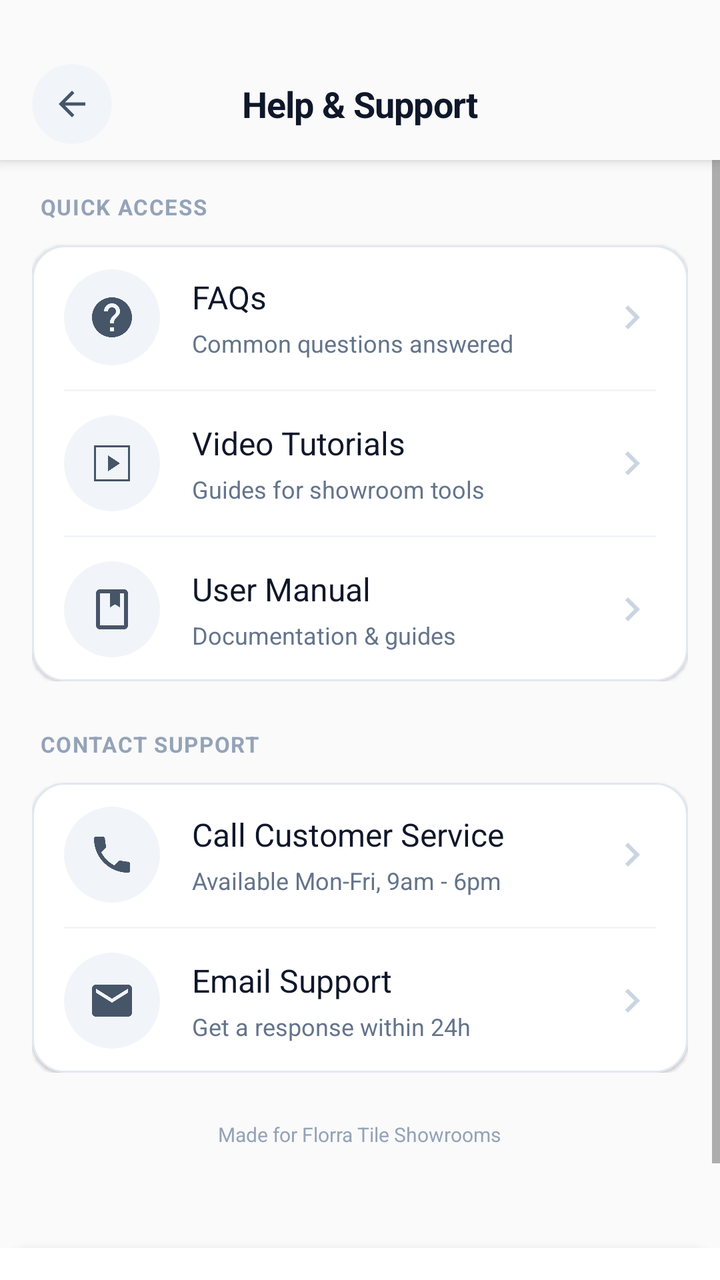
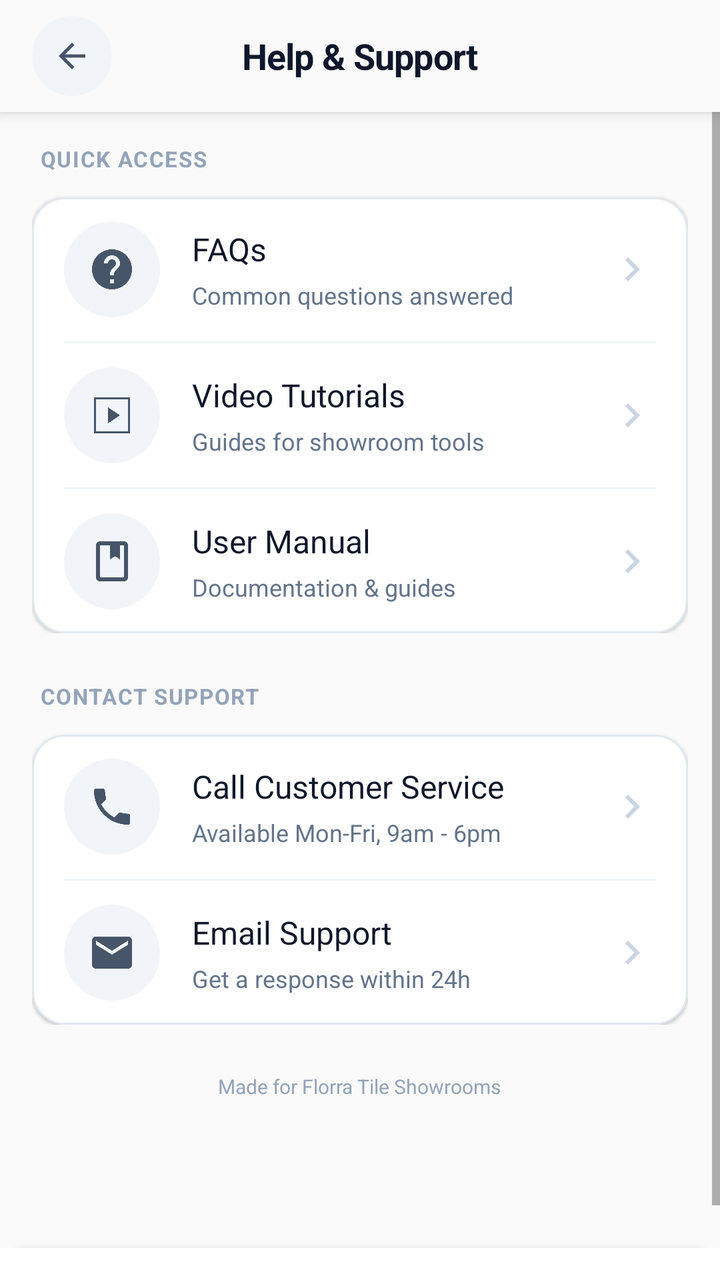

An Android layout rendered at two revisions. The XML below is the earlier revision; the diff shows what the commit changed to produce the second picture.
<!-- AndroidManifest.xml: application theme Theme.Florra -->
<!-- res/layout/activity_help_support.xml -->
<?xml version="1.0" encoding="utf-8"?>
<RelativeLayout xmlns:android="http://schemas.android.com/apk/res/android"
    xmlns:app="http://schemas.android.com/apk/res-auto"
    android:layout_width="match_parent"
    android:layout_height="match_parent"
    android:background="@color/calc_gray_50"
    android:fitsSystemWindows="true">

    
    <LinearLayout
        android:id="@+id/header"
        android:layout_width="match_parent"
        android:layout_height="wrap_content"
        android:orientation="vertical"
        android:background="@color/calc_gray_50"
        android:elevation="4dp">

        
        <View
            android:layout_width="match_parent"
            android:layout_height="24dp"
            android:background="@color/calc_gray_50" />

        
        <RelativeLayout
            android:layout_width="match_parent"
            android:layout_height="56dp"
            android:paddingHorizontal="16dp"
            android:background="@color/calc_gray_50"
            android:gravity="center_vertical">

            
            <RelativeLayout
                android:id="@+id/btnBack"
                android:layout_width="40dp"
                android:layout_height="40dp"
                android:layout_centerVertical="true"
                android:background="@drawable/bg_icon_circle_grey"
                android:clickable="true"
                android:focusable="true">

                <ImageView
                    android:layout_width="20dp"
                    android:layout_height="20dp"
                    android:src="@drawable/ic_arrow_back"
                    android:tint="@color/slate_600"
                    android:layout_centerInParent="true" />
            </RelativeLayout>

            
            <TextView
                android:layout_width="wrap_content"
                android:layout_height="wrap_content"
                android:text="Help &amp; Support"
                android:textColor="@color/slate_900"
                android:textSize="18sp"
                android:textStyle="bold"
                android:letterSpacing="-0.015"
                android:layout_centerInParent="true" />

        </RelativeLayout>
    </LinearLayout>

    
    <ScrollView
        android:layout_width="match_parent"
        android:layout_height="match_parent"
        android:layout_below="@id/header"
        android:layout_above="@+id/bottomNav"
        android:fillViewport="true">

        <LinearLayout
            android:layout_width="match_parent"
            android:layout_height="wrap_content"
            android:orientation="vertical"
            android:padding="16dp">

            

            
            <LinearLayout
                android:layout_width="match_parent"
                android:layout_height="wrap_content"
                android:orientation="vertical"
                android:layout_marginBottom="24dp">

                
                <TextView
                    android:layout_width="wrap_content"
                    android:layout_height="wrap_content"
                    android:text="QUICK ACCESS"
                    android:textColor="@color/slate_400"
                    android:textSize="11sp"
                    android:textStyle="bold"
                    android:letterSpacing="0.05"
                    android:layout_marginBottom="12dp"
                    android:layout_marginLeft="4dp" />

                
                <LinearLayout
                    android:layout_width="match_parent"
                    android:layout_height="wrap_content"
                    android:orientation="vertical"
                    android:background="@drawable/bg_settings_card"
                    android:elevation="1dp">

                    
                    <RelativeLayout
                        android:id="@+id/btnFaqs"
                        android:layout_width="match_parent"
                        android:layout_height="72dp"
                        android:background="?android:attr/selectableItemBackground"
                        android:clickable="true"
                        android:focusable="true">

                        <LinearLayout
                            android:layout_width="match_parent"
                            android:layout_height="match_parent"
                            android:orientation="horizontal"
                            android:paddingHorizontal="16dp"
                            android:gravity="center_vertical">

                            
                            <RelativeLayout
                                android:layout_width="48dp"
                                android:layout_height="48dp"
                                android:background="@drawable/bg_icon_circle_help"
                                android:layout_marginEnd="16dp">

                                <ImageView
                                    android:layout_width="24dp"
                                    android:layout_height="24dp"
                                    android:src="@drawable/ic_help_center"
                                    android:tint="@color/slate_600"
                                    android:layout_centerInParent="true" />
                            </RelativeLayout>

                            
                            <LinearLayout
                                android:layout_width="0dp"
                                android:layout_height="wrap_content"
                                android:layout_weight="1"
                                android:orientation="vertical">

                                <TextView
                                    android:layout_width="wrap_content"
                                    android:layout_height="wrap_content"
                                    android:text="FAQs"
                                    android:textColor="@color/slate_900"
                                    android:textSize="16sp"
                                    android:textStyle="normal" />

                                <TextView
                                    android:layout_width="wrap_content"
                                    android:layout_height="wrap_content"
                                    android:text="Common questions answered"
                                    android:textColor="@color/slate_500"
                                    android:textSize="12sp"
                                    android:layout_marginTop="4dp" />
                            </LinearLayout>

                            
                            <ImageView
                                android:layout_width="24dp"
                                android:layout_height="24dp"
                                android:src="@drawable/ic_chevron_right"
                                android:tint="@color/slate_300" />
                        </LinearLayout>
                    </RelativeLayout>

                    
                    <View
                        android:layout_width="match_parent"
                        android:layout_height="1dp"
                        android:background="@color/slate_100"
                        android:layout_marginHorizontal="16dp" />

                    
                    <RelativeLayout
                        android:id="@+id/btnVideoTutorials"
                        android:layout_width="match_parent"
                        android:layout_height="72dp"
                        android:background="?android:attr/selectableItemBackground"
                        android:clickable="true"
                        android:focusable="true">

                        <LinearLayout
                            android:layout_width="match_parent"
                            android:layout_height="match_parent"
                            android:orientation="horizontal"
                            android:paddingHorizontal="16dp"
                            android:gravity="center_vertical">

                            
                            <RelativeLayout
                                android:layout_width="48dp"
                                android:layout_height="48dp"
                                android:background="@drawable/bg_icon_circle_video"
                                android:layout_marginEnd="16dp">

                                <ImageView
                                    android:layout_width="24dp"
                                    android:layout_height="24dp"
                                    android:src="@drawable/ic_video"
                                    android:tint="@color/slate_600"
                                    android:layout_centerInParent="true" />
                            </RelativeLayout>

                            
                            <LinearLayout
                                android:layout_width="0dp"
                                android:layout_height="wrap_content"
                                android:layout_weight="1"
                                android:orientation="vertical">

                                <TextView
                                    android:layout_width="wrap_content"
                                    android:layout_height="wrap_content"
                                    android:text="Video Tutorials"
                                    android:textColor="@color/slate_900"
                                    android:textSize="16sp"
                                    android:textStyle="normal" />

                                <TextView
                                    android:layout_width="wrap_content"
                                    android:layout_height="wrap_content"
                                    android:text="Guides for showroom tools"
                                    android:textColor="@color/slate_500"
                                    android:textSize="12sp"
                                    android:layout_marginTop="4dp" />
                            </LinearLayout>

                            
                            <ImageView
                                android:layout_width="24dp"
                                android:layout_height="24dp"
                                android:src="@drawable/ic_chevron_right"
                                android:tint="@color/slate_300" />
                        </LinearLayout>
                    </RelativeLayout>

                    
                    <View
                        android:layout_width="match_parent"
                        android:layout_height="1dp"
                        android:background="@color/slate_100"
                        android:layout_marginHorizontal="16dp" />

                    
                    <RelativeLayout
                        android:id="@+id/btnUserManual"
                        android:layout_width="match_parent"
                        android:layout_height="72dp"
                        android:background="?android:attr/selectableItemBackground"
                        android:clickable="true"
                        android:focusable="true">

                        <LinearLayout
                            android:layout_width="match_parent"
                            android:layout_height="match_parent"
                            android:orientation="horizontal"
                            android:paddingHorizontal="16dp"
                            android:gravity="center_vertical">

                            
                            <RelativeLayout
                                android:layout_width="48dp"
                                android:layout_height="48dp"
                                android:background="@drawable/bg_icon_circle_manual"
                                android:layout_marginEnd="16dp">

                                <ImageView
                                    android:layout_width="24dp"
                                    android:layout_height="24dp"
                                    android:src="@drawable/ic_book"
                                    android:tint="@color/slate_600"
                                    android:layout_centerInParent="true" />
                            </RelativeLayout>

                            
                            <LinearLayout
                                android:layout_width="0dp"
                                android:layout_height="wrap_content"
                                android:layout_weight="1"
                                android:orientation="vertical">

                                <TextView
                                    android:layout_width="wrap_content"
                                    android:layout_height="wrap_content"
                                    android:text="User Manual"
                                    android:textColor="@color/slate_900"
                                    android:textSize="16sp"
                                    android:textStyle="normal" />

                                <TextView
                                    android:layout_width="wrap_content"
                                    android:layout_height="wrap_content"
                                    android:text="Documentation &amp; guides"
                                    android:textColor="@color/slate_500"
                                    android:textSize="12sp"
                                    android:layout_marginTop="4dp" />
                            </LinearLayout>

                            
                            <ImageView
                                android:layout_width="24dp"
                                android:layout_height="24dp"
                                android:src="@drawable/ic_chevron_right"
                                android:tint="@color/slate_300" />
                        </LinearLayout>
                    </RelativeLayout>
                </LinearLayout>
            </LinearLayout>

            
            <LinearLayout
                android:layout_width="match_parent"
                android:layout_height="wrap_content"
                android:orientation="vertical"
                android:layout_marginBottom="24dp">

                
                <TextView
                    android:layout_width="wrap_content"
                    android:layout_height="wrap_content"
                    android:text="CONTACT SUPPORT"
                    android:textColor="@color/slate_400"
                    android:textSize="11sp"
                    android:textStyle="bold"
                    android:letterSpacing="0.05"
                    android:layout_marginBottom="12dp"
                    android:layout_marginLeft="4dp" />

                
                <LinearLayout
                    android:layout_width="match_parent"
                    android:layout_height="wrap_content"
                    android:orientation="vertical"
                    android:background="@drawable/bg_settings_card"
                    android:elevation="1dp">

                    
                    <RelativeLayout
                        android:id="@+id/btnCallService"
                        android:layout_width="match_parent"
                        android:layout_height="72dp"
                        android:background="?android:attr/selectableItemBackground"
                        android:clickable="true"
                        android:focusable="true">

                        <LinearLayout
                            android:layout_width="match_parent"
                            android:layout_height="match_parent"
                            android:orientation="horizontal"
                            android:paddingHorizontal="16dp"
                            android:gravity="center_vertical">

                            
                            <RelativeLayout
                                android:layout_width="48dp"
                                android:layout_height="48dp"
                                android:background="@drawable/bg_icon_circle_call"
                                android:layout_marginEnd="16dp">

                                <ImageView
                                    android:layout_width="24dp"
                                    android:layout_height="24dp"
                                    android:src="@drawable/ic_call"
                                    android:tint="@color/slate_600"
                                    android:layout_centerInParent="true" />
                            </RelativeLayout>

                            
                            <LinearLayout
                                android:layout_width="0dp"
                                android:layout_height="wrap_content"
                                android:layout_weight="1"
                                android:orientation="vertical">

                                <TextView
                                    android:layout_width="wrap_content"
                                    android:layout_height="wrap_content"
                                    android:text="Call Customer Service"
                                    android:textColor="@color/slate_900"
                                    android:textSize="16sp"
                                    android:textStyle="normal" />

                                <TextView
                                    android:layout_width="wrap_content"
                                    android:layout_height="wrap_content"
                                    android:text="Available Mon-Fri, 9am - 6pm"
                                    android:textColor="@color/slate_500"
                                    android:textSize="12sp"
                                    android:layout_marginTop="4dp" />
                            </LinearLayout>

                            
                            <ImageView
                                android:layout_width="24dp"
                                android:layout_height="24dp"
                                android:src="@drawable/ic_chevron_right"
                                android:tint="@color/slate_300" />
                        </LinearLayout>
                    </RelativeLayout>

                    
                    <View
                        android:layout_width="match_parent"
                        android:layout_height="1dp"
                        android:background="@color/slate_100"
                        android:layout_marginHorizontal="16dp" />

                    
                    <RelativeLayout
                        android:id="@+id/btnEmailSupport"
                        android:layout_width="match_parent"
                        android:layout_height="72dp"
                        android:background="?android:attr/selectableItemBackground"
                        android:clickable="true"
                        android:focusable="true">

                        <LinearLayout
                            android:layout_width="match_parent"
                            android:layout_height="match_parent"
                            android:orientation="horizontal"
                            android:paddingHorizontal="16dp"
                            android:gravity="center_vertical">

                            
                            <RelativeLayout
                                android:layout_width="48dp"
                                android:layout_height="48dp"
                                android:background="@drawable/bg_icon_circle_email"
                                android:layout_marginEnd="16dp">

                                <ImageView
                                    android:layout_width="24dp"
                                    android:layout_height="24dp"
                                    android:src="@drawable/ic_mail"
                                    android:tint="@color/slate_600"
                                    android:layout_centerInParent="true" />
                            </RelativeLayout>

                            
                            <LinearLayout
                                android:layout_width="0dp"
                                android:layout_height="wrap_content"
                                android:layout_weight="1"
                                android:orientation="vertical">

                                <TextView
                                    android:layout_width="wrap_content"
                                    android:layout_height="wrap_content"
                                    android:text="Email Support"
                                    android:textColor="@color/slate_900"
                                    android:textSize="16sp"
                                    android:textStyle="normal" />

                                <TextView
                                    android:layout_width="wrap_content"
                                    android:layout_height="wrap_content"
                                    android:text="Get a response within 24h"
                                    android:textColor="@color/slate_500"
                                    android:textSize="12sp"
                                    android:layout_marginTop="4dp" />
                            </LinearLayout>

                            
                            <ImageView
                                android:layout_width="24dp"
                                android:layout_height="24dp"
                                android:src="@drawable/ic_chevron_right"
                                android:tint="@color/slate_300" />
                        </LinearLayout>
                    </RelativeLayout>
                </LinearLayout>
            </LinearLayout>

            

            
            <LinearLayout
                android:layout_width="match_parent"
                android:layout_height="wrap_content"
                android:orientation="vertical"
                android:gravity="center_horizontal"
                android:layout_marginBottom="80dp">

                <TextView
                    android:layout_width="wrap_content"
                    android:layout_height="wrap_content"
                    android:text="Made for Florra Tile Showrooms"
                    android:textColor="@color/slate_400"
                    android:textSize="10sp" />
            </LinearLayout>
        </LinearLayout>
    </ScrollView>

    
    <LinearLayout
        android:id="@+id/bottomNav"
        android:layout_width="match_parent"
        android:layout_height="wrap_content"
        android:orientation="vertical"
        android:background="@drawable/bg_bottom_nav"
        android:layout_alignParentBottom="true"
        android:elevation="8dp">

        

        
        <View
            android:layout_width="match_parent"
            android:layout_height="16dp"
            android:background="@color/white" />
    </LinearLayout>

</RelativeLayout>
<!-- resources referenced by this layout -->
<resources>
  <color name="calc_gray_50">#FAFAFA</color>
  <color name="slate_100">#F1F5F9</color>
  <color name="slate_300">#CBD5E1</color>
  <color name="slate_400">#94A3B8</color>
  <color name="slate_500">#64748B</color>
  <color name="slate_600">#475569</color>
  <color name="slate_900">#0F172A</color>
  <color name="white">#FFFFFFFF</color>
  <!-- drawable bg_bottom_nav (drawable) -->
  <?xml version="1.0" encoding="utf-8"?>
  <shape xmlns:android="http://schemas.android.com/apk/res/android">
      <solid android:color="@color/white" />
      <corners android:topLeftRadius="20dp" android:topRightRadius="20dp" />
  </shape>
  <!-- drawable bg_icon_circle_call (drawable) -->
  <?xml version="1.0" encoding="utf-8"?>
  <shape xmlns:android="http://schemas.android.com/apk/res/android"
      android:shape="oval">
      <solid android:color="@color/slate_100" />
  </shape>
  <!-- drawable bg_icon_circle_email (drawable) -->
  <?xml version="1.0" encoding="utf-8"?>
  <shape xmlns:android="http://schemas.android.com/apk/res/android"
      android:shape="oval">
      <solid android:color="@color/slate_100" />
  </shape>
  <!-- drawable bg_icon_circle_grey (drawable) -->
  <?xml version="1.0" encoding="utf-8"?>
  <shape xmlns:android="http://schemas.android.com/apk/res/android">
      <solid android:color="@color/slate_100" />
      <corners android:radius="100dp" />
  </shape>
  <!-- drawable bg_icon_circle_help (drawable) -->
  <?xml version="1.0" encoding="utf-8"?>
  <shape xmlns:android="http://schemas.android.com/apk/res/android"
      android:shape="oval">
      <solid android:color="@color/slate_100" />
  </shape>
  <!-- drawable bg_icon_circle_manual (drawable) -->
  <?xml version="1.0" encoding="utf-8"?>
  <shape xmlns:android="http://schemas.android.com/apk/res/android"
      android:shape="oval">
      <solid android:color="@color/slate_100" />
  </shape>
  <!-- drawable bg_icon_circle_video (drawable) -->
  <?xml version="1.0" encoding="utf-8"?>
  <shape xmlns:android="http://schemas.android.com/apk/res/android"
      android:shape="oval">
      <solid android:color="@color/slate_100" />
  </shape>
  <!-- drawable bg_settings_card (drawable) -->
  <?xml version="1.0" encoding="utf-8"?>
  <shape xmlns:android="http://schemas.android.com/apk/res/android">
      <solid android:color="@color/white" />
      <corners android:radius="16dp" />
      <stroke android:width="1dp" android:color="@color/slate_200" />
  </shape>
  <!-- drawable ic_chevron_right (drawable) -->
  <vector xmlns:android="http://schemas.android.com/apk/res/android"
      android:width="24dp"
      android:height="24dp"
      android:viewportWidth="24"
      android:viewportHeight="24">
      <path
          android:fillColor="@color/white"
          android:pathData="M10 6L8.59 7.41 13.17 12l-4.58 4.59L10 18l6-6z" />
  </vector>
  <!-- drawable ic_video (drawable) -->
  <vector xmlns:android="http://schemas.android.com/apk/res/android"
      android:width="24dp"
      android:height="24dp"
      android:viewportWidth="24"
      android:viewportHeight="24">
      <path
          android:fillColor="@color/slate_600"
          android:pathData="M10,8l6,4 -6,4V8zM21,3v18H3V3h18zM20,4H4v16h16V4z"/>
  </vector>
  <style name="Theme.Florra" parent="Theme.MaterialComponents.DayNight.NoActionBar">
          <item name="colorPrimary">#0F172A</item>
          <item name="colorPrimaryVariant">#0F172A</item>
          <item name="colorOnPrimary">#FFFFFF</item>
          <item name="colorSecondary">#E2E8F0</item>
          <item name="colorSecondaryVariant">#CBD5E1</item>
          <item name="colorOnSecondary">#0F172A</item>
          <item name="android:statusBarColor">@android:color/transparent</item>
          <item name="android:navigationBarColor">@android:color/transparent</item>
          <item name="android:windowLightStatusBar">false</item>
          <item name="android:windowLightNavigationBar">false</item>
      </style>
  <color name="slate_200">#E2E8F0</color>
  <!-- unchanged entries left out for length: 5 -->
</resources>

<!-- the commit's change to res/layout/activity_help_support.xml (unified diff, before → after) -->
@@ -16,10 +16,6 @@
         android:elevation="4dp">
 
         
-        <View
-            android:layout_width="match_parent"
-            android:layout_height="24dp"
-            android:background="@color/calc_gray_50" />
 
         
         <RelativeLayout
<!-- resource entries referenced after the edit -->
@@ -77,17 +77,18 @@
           android:fillColor="@color/slate_600"
           android:pathData="M10,8l6,4 -6,4V8zM21,3v18H3V3h18zM20,4H4v16h16V4z"/>
   </vector>
-  <style name="Theme.Florra" parent="Theme.MaterialComponents.DayNight.NoActionBar">
+  <style name="Theme.Florra" parent="Theme.MaterialComponents.Light.NoActionBar">
           <item name="colorPrimary">#0F172A</item>
           <item name="colorPrimaryVariant">#0F172A</item>
           <item name="colorOnPrimary">#FFFFFF</item>
           <item name="colorSecondary">#E2E8F0</item>
           <item name="colorSecondaryVariant">#CBD5E1</item>
           <item name="colorOnSecondary">#0F172A</item>
-          <item name="android:statusBarColor">@android:color/transparent</item>
-          <item name="android:navigationBarColor">@android:color/transparent</item>
-          <item name="android:windowLightStatusBar">false</item>
-          <item name="android:windowLightNavigationBar">false</item>
+          <item name="android:statusBarColor">@android:color/white</item>
+          <item name="android:navigationBarColor">@android:color/white</item>
+          <item name="android:windowLightStatusBar">true</item>
+          <item name="android:windowLightNavigationBar">true</item>
+          <item name="android:windowFullscreen">false</item>
       </style>
   <color name="slate_200">#E2E8F0</color>
   <!-- unchanged entries left out for length: 5 -->
